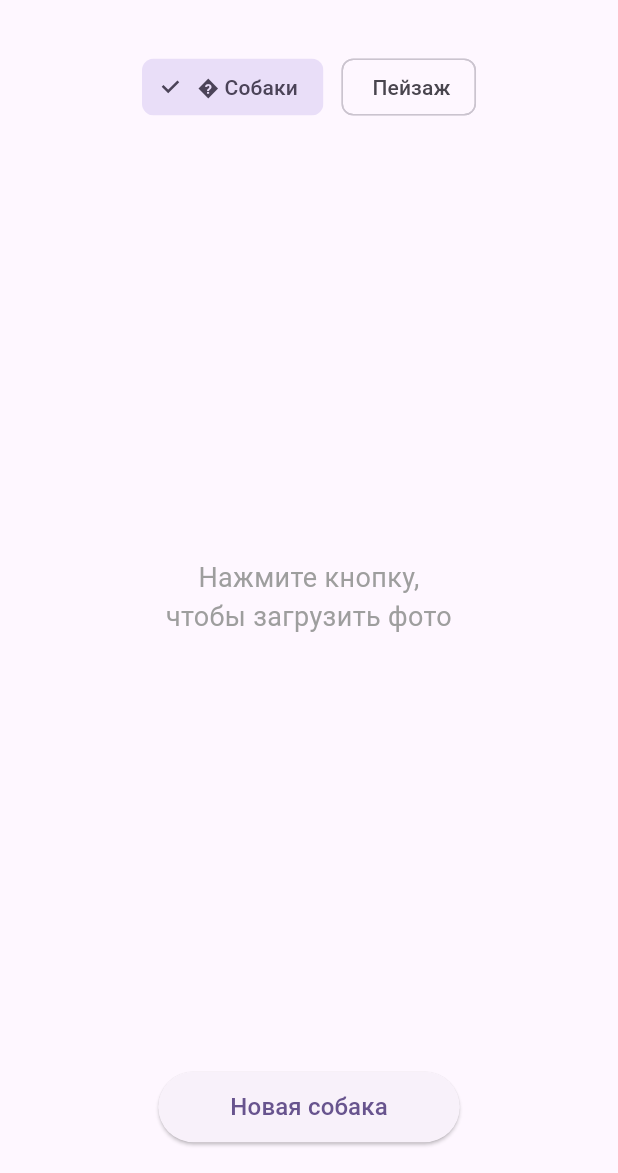
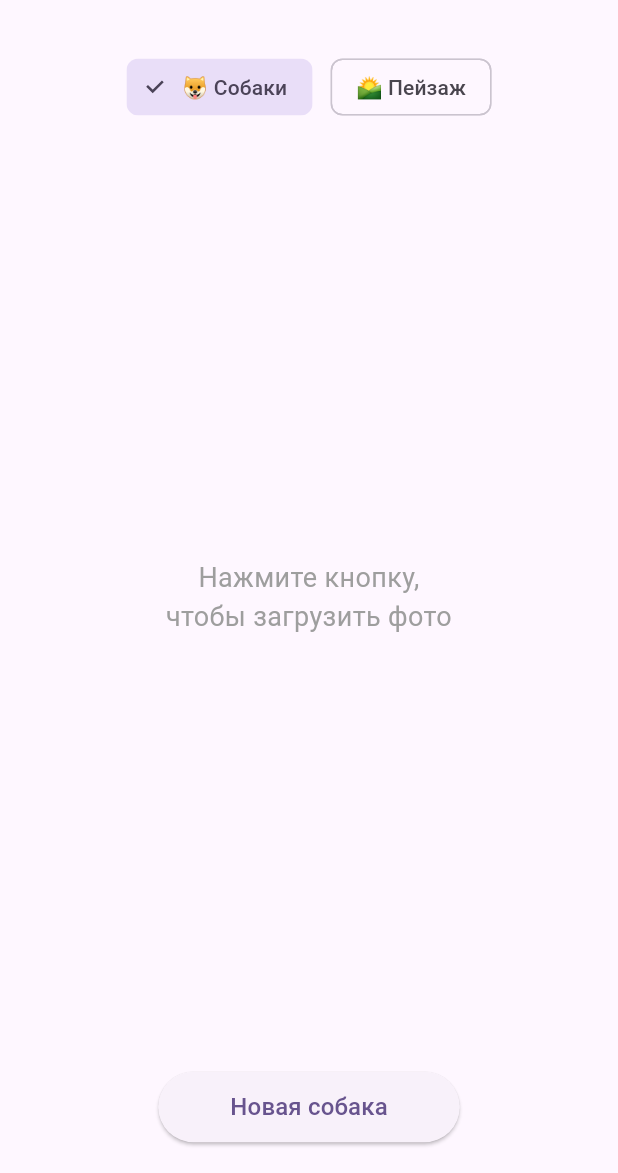
Before and after one commit to disaruina/Flutter_photo_of_the_day, a Flutter app: the screen it shows after launch, on a phone screen of 412 x 824 dp, the part 63-1236 px from its top. Run offline on Flutter 3.47's test engine with Material 3 defaults, Android fonts, the phone set to English and light mode, and no system bars.

Commit message:
Add photo fetch with async/await

```diff
--- a/lib/photo_page.dart
+++ b/lib/photo_page.dart
@@ -1,6 +1,5 @@
-import 'dart:convert';
+import 'dart:math';
 import 'package:flutter/material.dart';
-import 'package:http/http.dart' as http;
 
 enum PhotoType { dog, landscapes }
 
@@ -31,20 +30,12 @@ class _PhotoPageState extends State<PhotoPage> {
     });
 
     try {
-      String url;
-      http.Response response;
-
-      if (_animalType == PhotoType.dog) {
-        url = 'https://dog.ceo';
-        response = await http.get(Uri.parse(url));
-        Map<String, dynamic> data = jsonDecode(response.body);
-        _imageUrl = data['message'];
-      } else {
-        final random = DateTime.now().millisecondsSinceEpoch;
-        _imageUrl = 'https://picsum.photos';
-      }
+      await Future.delayed(const Duration(seconds: 2));
+      final random = Random();
+      final randomIndex = random.nextInt(_localPhotos.length);
+      _imageUrl = _localPhotos[randomIndex];
     } catch (e) {
-      _errorMessage = 'Не удалось загрузить фото.\nПроверьте подключение к интернету.';
+      _errorMessage = 'Ошибка загрузки фото';
     }
 
     setState(() {
@@ -78,7 +69,7 @@ class _PhotoPageState extends State<PhotoPage> {
       mainAxisAlignment: MainAxisAlignment.center,
       children: [
         ChoiceChip(
-          label: const Text('� Собаки'),
+          label: const Text('🐶 Собаки'),
           selected: _animalType == PhotoType.dog,
           onSelected: (selected) {
             if (selected) {
@@ -92,7 +83,7 @@ class _PhotoPageState extends State<PhotoPage> {
         ),
         const SizedBox(width: 12),
         ChoiceChip(
-          label: const Text(' Пейзаж'),
+          label: const Text('🌄 Пейзаж'),
           selected: _animalType == PhotoType.landscapes,
           onSelected: (selected) {
             if (selected) {
@@ -139,17 +130,11 @@ class _PhotoPageState extends State<PhotoPage> {
           padding: const EdgeInsets.symmetric(horizontal: 16),
           child: ClipRRect(
             borderRadius: BorderRadius.circular(16),
-            child: _imageUrl!.startsWith('assets/')
-                ? Image.asset(
-                    _imageUrl!,
-                    fit: BoxFit.cover,
-                    width: double.infinity,
-                  )
-                : Image.network(
-                    _imageUrl!,
-                    fit: BoxFit.cover,
-                    width: double.infinity,
-                  ),
+            child: Image.asset(
+              _imageUrl!,
+              fit: BoxFit.cover,
+              width: double.infinity,
+            ),
           ),
         ),
       );
--- a/pubspec.yaml
+++ b/pubspec.yaml
@@ -52,10 +52,10 @@ dev_dependencies:
 
 # The following section is specific to Flutter packages.
 flutter:
-  # The following line ensures that the Material Icons font is
-  # included with your application, so that you can use the icons in
-  # the material Icons class.
   uses-material-design: true
+  assets:
+    - assets/images/
+
 
   # To add assets to your application, add an assets section, like this:
   # assets:
```
Also changed, not shown: assets/images/photo1.jpg (added), assets/images/photo2.jpg (added), assets/images/photo3.jpg (added), img/step2_Шкурский.png (added).
